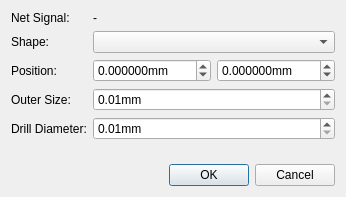
First picture: the form in libs/librepcb/projecteditor/boardeditor/boardviapropertiesdialog.ui, repository LibrePCB/LibrePCB, before the edit.
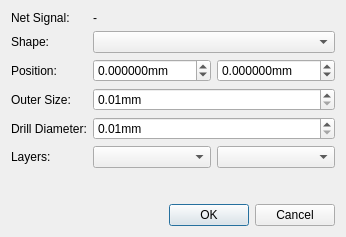
Second picture: the form after the edit.

```diff
--- a/libs/librepcb/projecteditor/boardeditor/boardviapropertiesdialog.ui
+++ b/libs/librepcb/projecteditor/boardeditor/boardviapropertiesdialog.ui
@@ -7,7 +7,7 @@
     <x>0</x>
     <y>0</y>
     <width>346</width>
-    <height>197</height>
+    <height>237</height>
    </rect>
   </property>
   <property name="windowTitle">
@@ -159,6 +159,23 @@
        </property>
       </widget>
      </item>
+     <item row="5" column="0">
+      <widget class="QLabel" name="label_6">
+       <property name="text">
+        <string>Layers:</string>
+       </property>
+      </widget>
+     </item>
+     <item row="5" column="1">
+      <layout class="QHBoxLayout" name="horizontalLayout_2">
+       <item>
+        <widget class="QComboBox" name="cbxStartLayer"/>
+       </item>
+       <item>
+        <widget class="QComboBox" name="cbxStopLayer"/>
+       </item>
+      </layout>
+     </item>
     </layout>
    </item>
    <item>
```
